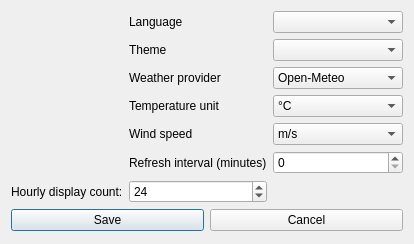
Above: src/ui/SettingsDialog.ui from hidden-life/AtmoSense before the change. Below: the same form after it.
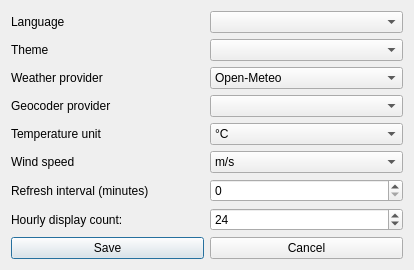
That is the form after the change.

Commit message: Fix UI for settings. Add factories for providers

```diff
--- a/src/ui/SettingsDialog.ui
+++ b/src/ui/SettingsDialog.ui
@@ -6,7 +6,7 @@
    <rect>
     <x>0</x>
     <y>0</y>
-    <width>404</width>
+    <width>414</width>
     <height>244</height>
    </rect>
   </property>
@@ -14,7 +14,7 @@
    <string>SettingsDialog</string>
   </property>
   <layout class="QGridLayout" name="gridLayout_2">
-   <item row="1" column="0">
+   <item row="2" column="0">
     <layout class="QHBoxLayout" name="bottomHLayout">
      <item>
       <widget class="QPushButton" name="saveButton">
@@ -34,45 +34,42 @@
    </item>
    <item row="0" column="0">
     <layout class="QGridLayout" name="gridLayout">
-     <item row="3" column="1">
-      <widget class="QLabel" name="tempUnitLabel">
-       <property name="text">
-        <string>Temperature unit</string>
-       </property>
+     <item row="4" column="2">
+      <widget class="QComboBox" name="tempUnitComboBox">
+       <item>
+        <property name="text">
+         <string>°C</string>
+        </property>
+       </item>
+       <item>
+        <property name="text">
+         <string>°F</string>
+        </property>
+       </item>
       </widget>
      </item>
-     <item row="4" column="1">
-      <widget class="QLabel" name="windSpeedUnitLabel">
-       <property name="text">
-        <string>Wind speed</string>
-       </property>
-      </widget>
-     </item>
-     <item row="5" column="1">
+     <item row="6" column="1">
       <widget class="QLabel" name="refreshIntervalLabel">
        <property name="text">
         <string>Refresh interval (minutes)</string>
        </property>
       </widget>
      </item>
-     <item row="5" column="2">
-      <widget class="QSpinBox" name="refreshIntervalSpinBox">
-       <property name="maximum">
-        <number>60</number>
-       </property>
+     <item row="2" column="2">
+      <widget class="QComboBox" name="providerComboBox">
+       <item>
+        <property name="text">
+         <string>Open-Meteo</string>
+        </property>
+       </item>
+       <item>
+        <property name="text">
+         <string>OpenWeatherMap</string>
+        </property>
+       </item>
       </widget>
      </item>
-     <item row="1" column="2">
-      <widget class="QComboBox" name="themeComboBox"/>
-     </item>
-     <item>
-      <widget class="QLabel" name="hourlyDisplayLabel">
-       <property name="text">
-        <string>Hourly display count:</string>
-       </property>
-      </widget>
-     </item>
-     <item>
+     <item row="7" column="2">
       <widget class="QSpinBox" name="hourlyDisplaySpinBox">
        <property name="minimum">
         <number>6</number>
@@ -88,59 +85,24 @@
        </property>
       </widget>
      </item>
-     <item row="2" column="1">
-      <widget class="QLabel" name="providerLabel">
+     <item row="7" column="1">
+      <widget class="QLabel" name="hourlyDisplayLabel">
        <property name="text">
-        <string>Weather provider</string>
+        <string>Hourly display count:</string>
        </property>
       </widget>
      </item>
-     <item row="3" column="2">
-      <widget class="QComboBox" name="tempUnitComboBox">
-       <item>
-        <property name="text">
-         <string>°C</string>
-        </property>
-       </item>
-       <item>
-        <property name="text">
-         <string>°F</string>
-        </property>
-       </item>
+     <item row="6" column="2">
+      <widget class="QSpinBox" name="refreshIntervalSpinBox">
+       <property name="maximum">
+        <number>60</number>
+       </property>
       </widget>
      </item>
-     <item row="2" column="2">
-      <widget class="QComboBox" name="providerComboBox">
-       <item>
-        <property name="text">
-         <string>Open-Meteo</string>
-        </property>
-       </item>
-       <item>
-        <property name="text">
-         <string>OpenWeatherMap</string>
-        </property>
-       </item>
-      </widget>
-     </item>
-     <item row="4" column="2">
-      <widget class="QComboBox" name="windSpeedUnitComboBox">
-       <item>
-        <property name="text">
-         <string>m/s</string>
-        </property>
-       </item>
-       <item>
-        <property name="text">
-         <string>km/h</string>
-        </property>
-       </item>
-      </widget>
-     </item>
-     <item row="1" column="1">
-      <widget class="QLabel" name="themeLabel">
+     <item row="4" column="1">
+      <widget class="QLabel" name="tempUnitLabel">
        <property name="text">
-        <string>Theme</string>
+        <string>Temperature unit</string>
        </property>
       </widget>
      </item>
@@ -154,6 +116,54 @@
      <item row="0" column="2">
       <widget class="QComboBox" name="languageComboBox"/>
      </item>
+     <item row="1" column="2">
+      <widget class="QComboBox" name="themeComboBox"/>
+     </item>
+     <item row="1" column="1">
+      <widget class="QLabel" name="themeLabel">
+       <property name="text">
+        <string>Theme</string>
+       </property>
+      </widget>
+     </item>
+     <item row="5" column="2">
+      <widget class="QComboBox" name="windSpeedUnitComboBox">
+       <item>
+        <property name="text">
+         <string>m/s</string>
+        </property>
+       </item>
+       <item>
+        <property name="text">
+         <string>km/h</string>
+        </property>
+       </item>
+      </widget>
+     </item>
+     <item row="5" column="1">
+      <widget class="QLabel" name="windSpeedUnitLabel">
+       <property name="text">
+        <string>Wind speed</string>
+       </property>
+      </widget>
+     </item>
+     <item row="2" column="1">
+      <widget class="QLabel" name="providerLabel">
+       <property name="text">
+        <string>Weather provider</string>
+       </property>
+      </widget>
+     </item>
+     <item row="3" column="1">
+      <widget class="QLabel" name="geocoderLabel">
+       <property name="text">
+        <string>Geocoder provider</string>
+       </property>
+      </widget>
+     </item>
+     <item row="3" column="2">
+      <widget class="QComboBox" name="geocoderComboBox"/>
+     </item>
     </layout>
    </item>
   </layout>
```
The commit also changes 18 other files.
